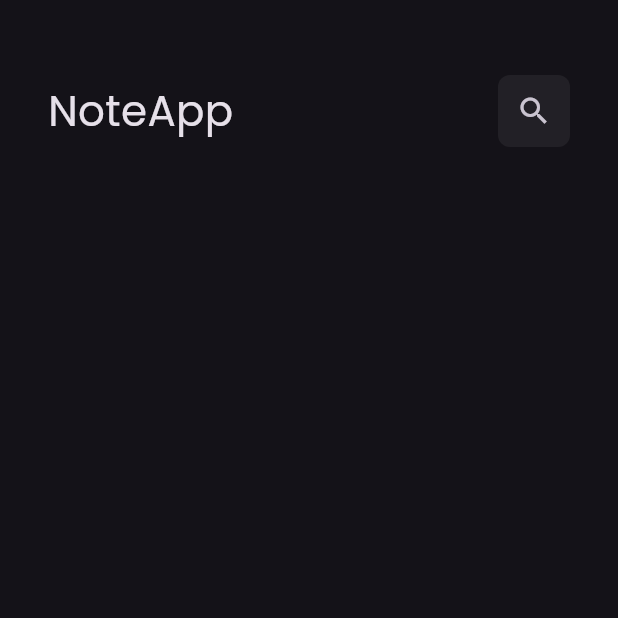
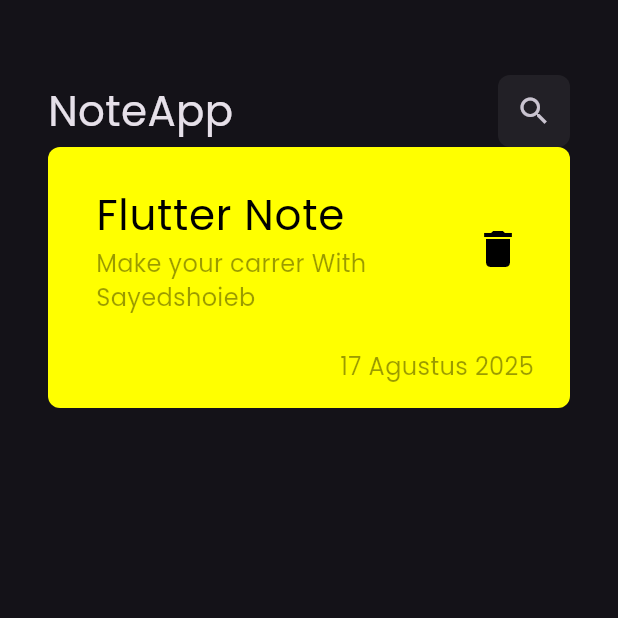
Before and after one commit to sayedsho3eb/note_app, a Flutter app: the screen it shows after launch, on a phone screen of 412 x 824 dp, the top half of it. Run offline on Flutter 3.47's test engine with Material 3 defaults, Android fonts, the phone set to English and light mode, and no system bars.

Commit message:
add note iteam widget

```diff
--- /dev/null
+++ b/lib/views/widgets/note_iteam.dart
@@ -0,0 +1,52 @@
+import 'package:flutter/material.dart';
+
+class NoteIteam extends StatelessWidget {
+  const NoteIteam({super.key});
+
+  @override
+  Widget build(BuildContext context) {
+    return Container(
+      decoration: BoxDecoration(
+        borderRadius: BorderRadius.circular(8),
+        color: Colors.yellowAccent,
+      ),
+      child: Padding(
+        padding: const EdgeInsets.only(top: 16, bottom: 16, left: 16),
+        child: Column(
+          crossAxisAlignment: CrossAxisAlignment.end,
+          children: [
+            ListTile(
+              title: Text(
+                'Flutter Note',
+                style: TextStyle(color: Colors.black, fontSize: 28),
+              ),
+              subtitle: Text(
+                'Make your carrer With Sayedshoieb ',
+                style: TextStyle(
+                  color: Colors.black.withAlpha(100),
+                  fontSize: 16,
+                ),
+              ),
+
+              trailing: IconButton(
+                onPressed: () {},
+                icon: Icon(Icons.delete, color: Colors.black, size: 32),
+              ),
+            ),
+            SizedBox(height: 15),
+            Padding(
+              padding: const EdgeInsets.only(right: 24),
+              child: Text(
+                '17 Agustus 2025',
+                style: TextStyle(
+                  color: Colors.black.withAlpha(100),
+                  fontSize: 16,
+                ),
+              ),
+            ),
+          ],
+        ),
+      ),
+    );
+  }
+}
--- a/lib/views/widgets/note_view_body.dart
+++ b/lib/views/widgets/note_view_body.dart
@@ -1,5 +1,6 @@
 import 'package:flutter/material.dart';
 import 'package:noteapp/views/widgets/custom_appbar.dart';
+import 'package:noteapp/views/widgets/note_iteam.dart';
 
 class NoteViewBody extends StatelessWidget {
   const NoteViewBody({super.key});
@@ -12,6 +13,7 @@ class NoteViewBody extends StatelessWidget {
         children: [
           SizedBox(height: 50),
           CustomAppbar(title: 'NoteApp', icon: Icons.search),
+          NoteIteam(),
         ],
       ),
     );
```
